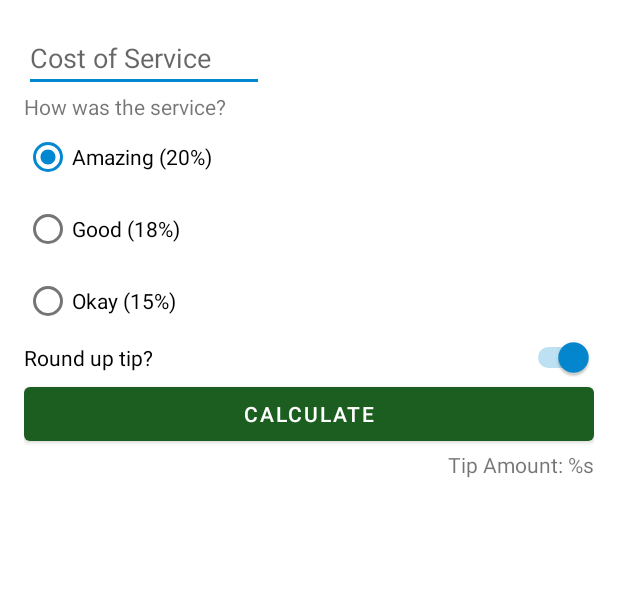
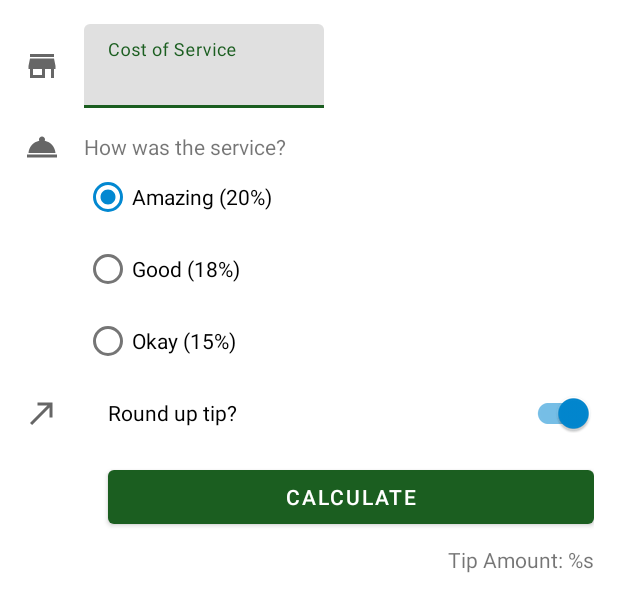
Before and after one commit to samar3-web/Tip_Time, an Android app: the layout activity_main.xml on its own in the app's theme, with its tools: preview values and no code run, on a phone screen of 412 x 824 dp. Shown: the top 612 px of the screen. Run offline under Robolectric (Android 15) with nearby library versions, the phone set to English and light mode, and no system bars.

Commit message:
update thems + icons

```diff
--- a/app/src/main/java/com/samar/tiptime/MainActivity.kt
+++ b/app/src/main/java/com/samar/tiptime/MainActivity.kt
@@ -20,7 +20,7 @@ class MainActivity : AppCompatActivity() {
     }
 
     private fun calculateTip() {
-        val stringInTextField = binding.costOfService.text.toString()
+        val stringInTextField = binding.costOfServiceEditText.text.toString()
         val cost = stringInTextField.toDoubleOrNull()
         if (cost == null) {
             binding.tipResult.text = ""
--- /dev/null
+++ b/app/src/main/res/drawable-anydpi-v26/ic_launcher_foreground.xml
@@ -0,0 +1,9 @@
+<vector xmlns:android="http://schemas.android.com/apk/res/android"
+    android:width="108dp"
+    android:height="108dp"
+    android:viewportWidth="108"
+    android:viewportHeight="108">
+  <path
+      android:pathData="M38.19,65.92L69.32,65.92a1.2,1.2 0,0 0,1.2 -1.2,0.89 0.89,0 0,0 0,-0.23 17,17 0,0 0,-33.25 0,1.18 1.18,0 0,0 0.9,1.42ZM74.53,69.05a0.85,0.85 0,0 0,-0.78 -0.84L34,68.21a0.85,0.85 0,0 0,-0.77 0.84v2.82a0.84,0.84 0,0 0,0.77 0.86L73.78,72.73a0.85,0.85 0,0 0,0.77 -0.86L74.55,70.65C74.55,70.24 74.56,69.58 74.53,69.05ZM52.08,49h3.59a1.86,1.86 0,0 0,0 -3.72L52.08,45.28a1.86,1.86 0,0 0,0 3.72ZM53.87,39.81a1.19,1.19 0,0 0,1.19 -1.19L55.06,32.87a1.19,1.19 0,0 0,-2.38 0v5.71a1.19,1.19 0,0 0,1.19 1.19h0ZM61.69,41l4.62,-3.35a1.19,1.19 0,1 0,-1.4 -1.93L60.29,39A1.2,1.2 0,0 0,60 40.67a1.18,1.18 0,0 0,1.66 0.26ZM41.69,37.65L46.31,41a1.2,1.2 0,0 0,1.35 -2L43,35.66a1.19,1.19 0,0 0,-1.66 0.26,1.2 1.2,0 0,0 0.3,1.67Z"
+      android:fillColor="#FFFFFF"/>
+</vector>
--- /dev/null
+++ b/app/src/main/res/drawable/ic_round_up.xml
@@ -0,0 +1,10 @@
+<vector xmlns:android="http://schemas.android.com/apk/res/android"
+    android:width="24dp"
+    android:height="24dp"
+    android:viewportWidth="24"
+    android:viewportHeight="24"
+    android:tint="?attr/colorControlNormal">
+  <path
+      android:fillColor="@android:color/white"
+      android:pathData="M9,5v2h6.59L4,18.59 5.41,20 17,8.41V15h2V5z"/>
+</vector>
--- /dev/null
+++ b/app/src/main/res/drawable/ic_service.xml
@@ -0,0 +1,10 @@
+<vector xmlns:android="http://schemas.android.com/apk/res/android"
+    android:width="24dp"
+    android:height="24dp"
+    android:viewportWidth="24"
+    android:viewportHeight="24"
+    android:tint="?attr/colorControlNormal">
+  <path
+      android:fillColor="@android:color/white"
+      android:pathData="M2,17h20v2L2,19zM13.84,7.79c0.1,-0.24 0.16,-0.51 0.16,-0.79 0,-1.1 -0.9,-2 -2,-2s-2,0.9 -2,2c0,0.28 0.06,0.55 0.16,0.79C6.25,8.6 3.27,11.93 3,16h18c-0.27,-4.07 -3.25,-7.4 -7.16,-8.21z"/>
+</vector>
--- /dev/null
+++ b/app/src/main/res/drawable/ic_store.xml
@@ -0,0 +1,10 @@
+<vector xmlns:android="http://schemas.android.com/apk/res/android"
+    android:width="24dp"
+    android:height="24dp"
+    android:viewportWidth="24"
+    android:viewportHeight="24"
+    android:tint="?attr/colorControlNormal">
+  <path
+      android:fillColor="@android:color/white"
+      android:pathData="M20,4L4,4v2h16L20,4zM21,14v-2l-1,-5L4,7l-1,5v2h1v6h10v-6h4v6h2v-6h1zM12,18L6,18v-4h6v4z"/>
+</vector>
--- a/app/src/main/res/layout/activity_main.xml
+++ b/app/src/main/res/layout/activity_main.xml
@@ -7,22 +7,55 @@
     android:padding="16dp"
     tools:context=".MainActivity">
 
-    <EditText
+    <ImageView
+        android:id="@+id/icon_cost_of_service"
+        android:layout_width="wrap_content"
+        android:layout_height="wrap_content"
+        android:importantForAccessibility="no"
+        app:srcCompat="@drawable/ic_store"
+        app:layout_constraintBottom_toBottomOf="@id/cost_of_service"
+        app:layout_constraintStart_toStartOf="parent"
+        app:layout_constraintTop_toTopOf="@id/cost_of_service"
+         />
+
+    <com.google.android.material.textfield.TextInputLayout
         android:id="@+id/cost_of_service"
+        android:layout_marginStart="16dp"
         android:layout_width="160dp"
         android:layout_height="wrap_content"
         android:hint="@string/cost_of_service"
-        android:inputType="numberDecimal"
+        app:layout_constraintStart_toEndOf="@id/icon_cost_of_service"
+        app:layout_constraintTop_toTopOf="parent">
+
+        <com.google.android.material.textfield.TextInputEditText
+            android:id="@+id/cost_of_service_edit_text"
+            android:layout_width="match_parent"
+            android:layout_height="wrap_content"
+            android:inputType="numberDecimal"/>
+
+    </com.google.android.material.textfield.TextInputLayout>
+
+
+
+    <ImageView
+        android:id="@+id/icon_service_question"
+        android:layout_width="wrap_content"
+        android:layout_height="wrap_content"
+        android:importantForAccessibility="no"
+        app:srcCompat="@drawable/ic_service"
         app:layout_constraintStart_toStartOf="parent"
-        app:layout_constraintTop_toTopOf="parent" />
+        app:layout_constraintTop_toTopOf="@id/service_question"
+        app:layout_constraintBottom_toBottomOf="@id/service_question" />
 
     <TextView
         android:id="@+id/service_question"
         android:layout_width="wrap_content"
         android:layout_height="wrap_content"
         android:text="@string/how_was_the_service"
-        app:layout_constraintStart_toStartOf="parent"
-        app:layout_constraintTop_toBottomOf="@id/cost_of_service" />
+        android:layout_marginTop="16dp"
+        app:layout_constraintStart_toStartOf="@id/cost_of_service"
+        app:layout_constraintTop_toBottomOf="@id/cost_of_service"
+         />
 
     <RadioGroup
         android:id="@+id/tip_options"
@@ -30,8 +63,9 @@
         android:layout_height="wrap_content"
         android:checkedButton="@id/option_twenty_percent"
         android:orientation="vertical"
-        app:layout_constraintStart_toStartOf="parent"
-        app:layout_constraintTop_toBottomOf="@id/service_question">
+        app:layout_constraintStart_toStartOf="@id/service_question"
+        app:layout_constraintTop_toBottomOf="@id/service_question"
+        >
 
         <RadioButton
             android:id="@+id/option_twenty_percent"
@@ -52,14 +86,25 @@
             android:text="@string/ok_service" />
     </RadioGroup>
 
-    <Switch
+    <ImageView
+        android:id="@+id/icon_round_up"
+        android:layout_width="wrap_content"
+        android:layout_height="wrap_content"
+        android:importantForAccessibility="no"
+        app:srcCompat="@drawable/ic_round_up"
+        app:layout_constraintStart_toStartOf="parent"
+        app:layout_constraintTop_toTopOf="@id/round_up_switch"
+        app:layout_constraintBottom_toBottomOf="@id/round_up_switch" />
+
+    <com.google.android.material.switchmaterial.SwitchMaterial
         android:id="@+id/round_up_switch"
         android:layout_width="0dp"
         android:layout_height="wrap_content"
         android:checked="true"
         android:text="@string/round_up_tip"
         app:layout_constraintEnd_toEndOf="parent"
-        app:layout_constraintStart_toStartOf="parent"
+        app:layout_constraintStart_toStartOf="@id/tip_options"
+        android:layout_marginStart="16dp"
         app:layout_constraintTop_toBottomOf="@id/tip_options" />
 
     <Button
@@ -68,14 +113,18 @@
         android:layout_height="wrap_content"
         android:text="@string/calculate"
         app:layout_constraintEnd_toEndOf="parent"
-        app:layout_constraintStart_toStartOf="parent"
-        app:layout_constraintTop_toBottomOf="@id/round_up_switch" />
+        app:layout_constraintStart_toStartOf="@id/round_up_switch"
+        app:layout_constraintTop_toBottomOf="@id/round_up_switch"
+        android:layout_marginTop="8dp"
+        />
 
     <TextView
         android:id="@+id/tip_result"
         android:layout_width="wrap_content"
         android:layout_height="wrap_content"
         android:text="@string/tip_amount"
+        android:layout_marginTop="8dp"
         app:layout_constraintEnd_toEndOf="parent"
         app:layout_constraintTop_toBottomOf="@id/calculate_button" />
+
 </androidx.constraintlayout.widget.ConstraintLayout>
--- a/build.gradle
+++ b/build.gradle
@@ -8,6 +8,7 @@ buildscript {
         classpath "com.android.tools.build:gradle:7.0.2"
         classpath "org.jetbrains.kotlin:kotlin-gradle-plugin:1.5.20"
 
+
         // NOTE: Do not place your application dependencies here; they belong
         // in the individual module build.gradle files
     }
```
Also changed, not shown: app/src/main/res/mipmap-hdpi/ic_launcher_round.png (added), app/src/main/res/mipmap-mdpi/ic_launcher_round.png (added), app/src/main/res/mipmap-xhdpi/ic_launcher_round.png (added).
